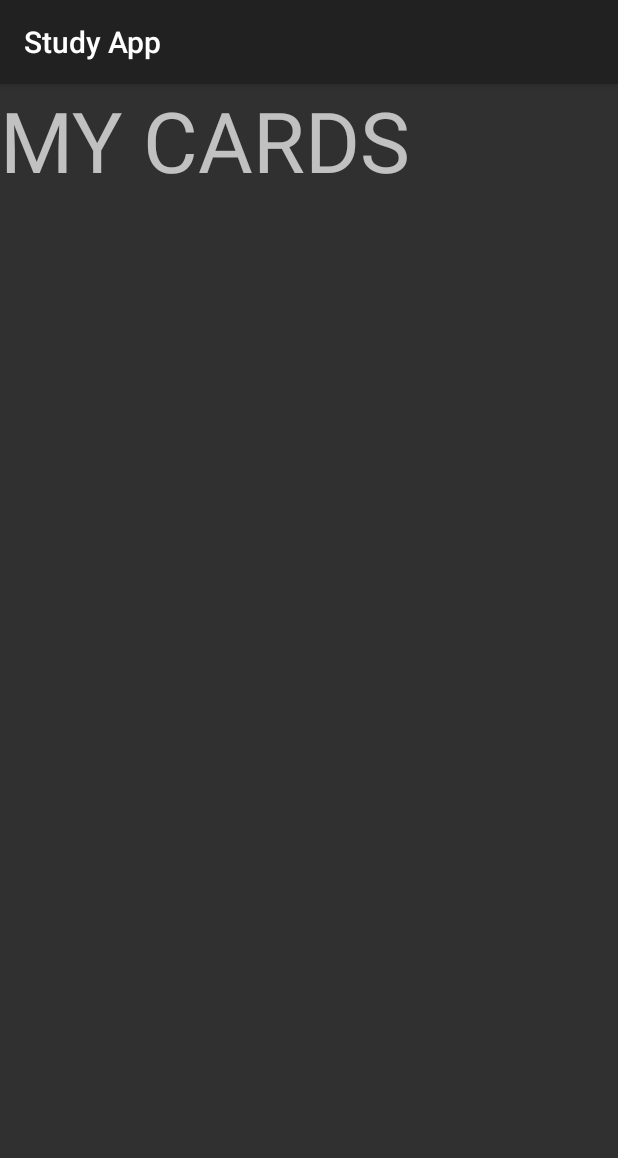
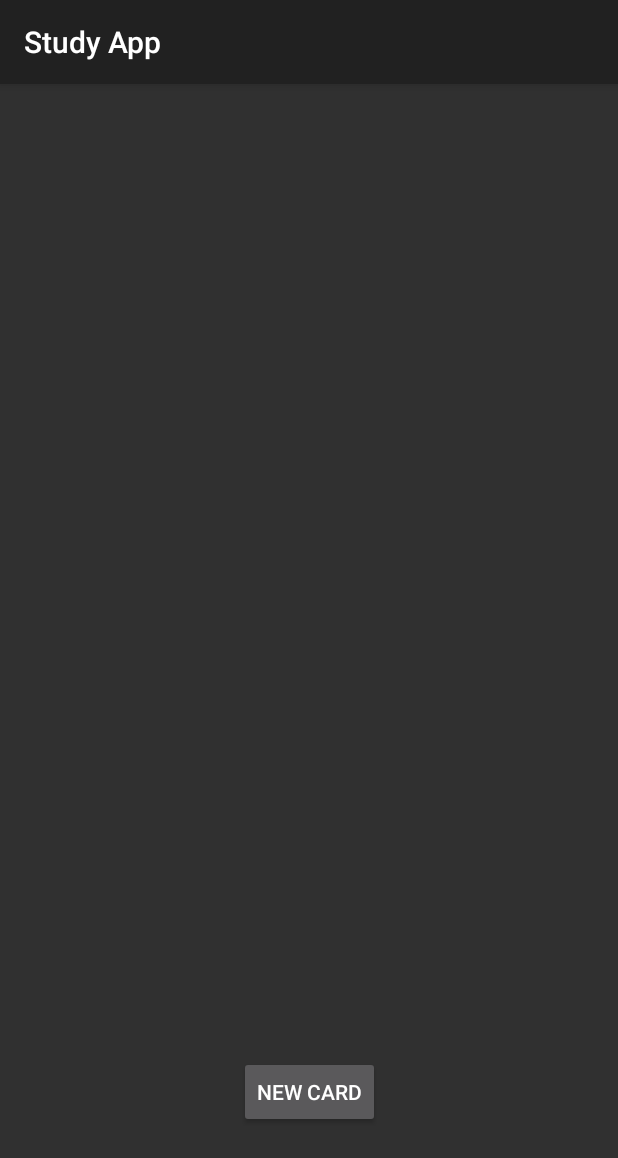
Before and after one commit to jsoutine/StudyApp, an Android app: the MyCards screen opened directly, with no data from a screen before it, on a phone screen of 412 x 824 dp. Shown: the top 1158 px of the screen. Run offline under Robolectric (Android 15) with nearby library versions, the phone set to English and light mode, and no system bars.

Commit message:
functionality of memory cards done

```diff
--- a/app/src/main/java/com/example/android/studyapp/Tools/MemoryCards/MyCards.java
+++ b/app/src/main/java/com/example/android/studyapp/Tools/MemoryCards/MyCards.java
@@ -3,14 +3,95 @@ package com.example.android.studyapp.Tools.MemoryCards;
 import androidx.appcompat.app.AppCompatActivity;
 
 import android.os.Bundle;
+import android.util.Log;
+import android.view.View;
+import android.widget.ImageView;
+import android.widget.TextView;
 
 import com.example.android.studyapp.R;
 
 public class MyCards extends AppCompatActivity {
 
+    boolean onScreen = false;
+    String question = "Hur långt är ett snöre?";
+    String answer = "Fem meter";
+
+
     @Override
     protected void onCreate(Bundle savedInstanceState) {
         super.onCreate(savedInstanceState);
         setContentView(R.layout.activity_my_cards);
+
+        resetCard();
+    }
+
+    public void resetCard (){
+
+        ImageView cardImage = (ImageView) findViewById(R.id.cardImage);
+        TextView cardText = (TextView) findViewById(R.id.cardText);
+        TextView cardText2 = (TextView) findViewById(R.id.cardText2);
+
+        cardText.setText(question);
+        cardText.setAlpha(1);
+        cardText2.setText(answer);
+        cardText2.setAlpha(0);
+
+        cardImage.setY(500);
+        cardImage.setX(-2000);
+
+        cardText.setX(-2000);
+        cardText.setY(800);
+
+
+        cardText2.setY(800);
+
+        cardImage.animate().rotation(-1800).setDuration(0);
+        cardText.animate().rotation(-1800).setDuration(0);
+        cardText2.animate().rotation(-1800).setDuration(0);
+    }
+
+    public void slide(View view){
+
+        Log.i("Info", "New card pressed");
+
+        ImageView cardImage = (ImageView) findViewById(R.id.cardImage);
+        TextView cardText = (TextView) findViewById(R.id.cardText);
+        TextView cardText2 = (TextView) findViewById(R.id.cardText2);
+
+        if (onScreen){
+
+            onScreen = false;
+
+            cardImage.animate().translationYBy(-2000).setDuration(500);
+            cardText.animate().translationYBy(-2000).setDuration(500);
+            cardText2.animate().translationYBy(-2000).setDuration(500);
+
+
+        } else {
+
+            onScreen = true;
+            resetCard();
+            cardText.setText(question);
+            cardImage.animate().translationXBy(2050).setDuration(500);
+            cardText.animate().translationXBy(2300).setDuration(500);
+        }
+
+
+    }
+
+    public void flip (View view){
+
+        Log.i("Info", "Card pressed");
+
+        ImageView cardImage = (ImageView) findViewById(R.id.cardImage);
+        TextView cardText = (TextView) findViewById(R.id.cardText);
+        TextView cardText2 = (TextView) findViewById(R.id.cardText2);
+
+        cardImage.animate().rotation(720).setDuration(1000);
+        cardText.animate().rotation(720).setDuration(1000);
+        cardText2.animate().rotation(720).setDuration(1000);
+
+        cardText.animate().alpha(0).setDuration(1000);
+        cardText2.animate().alpha(1).setDuration(1000);
     }
 }
--- a/app/src/main/res/layout/activity_my_cards.xml
+++ b/app/src/main/res/layout/activity_my_cards.xml
@@ -6,12 +6,60 @@
     android:layout_height="match_parent"
     tools:context=".Tools.MemoryCards.MyCards">
 
-    <TextView
-        android:id="@+id/textView6"
+    <ImageView
+        android:id="@+id/cardImage"
+        android:layout_width="383dp"
+        android:layout_height="281dp"
+        android:layout_marginStart="-2000dp"
+        android:layout_marginLeft="-2000dp"
+        android:layout_marginTop="258dp"
+        android:layout_marginEnd="14dp"
+        android:layout_marginRight="14dp"
+        android:layout_marginBottom="192dp"
+        android:onClick="flip"
+        app:layout_constraintBottom_toBottomOf="parent"
+        app:layout_constraintEnd_toEndOf="parent"
+        app:layout_constraintHorizontal_bias="0.999"
+        app:layout_constraintStart_toStartOf="parent"
+        app:layout_constraintTop_toTopOf="parent"
+        app:layout_constraintVertical_bias="1.0"
+        app:srcCompat="@drawable/blank" />
+
+    <Button
+        android:id="@+id/cardButton"
         android:layout_width="wrap_content"
         android:layout_height="wrap_content"
-        android:text="MY CARDS"
-        android:textAppearance="@style/TextAppearance.AppCompat.Display3"
-        tools:layout_editor_absoluteX="68dp"
-        tools:layout_editor_absoluteY="328dp" />
+        android:onClick="slide"
+        android:text="NEW CARD"
+        app:layout_constraintBottom_toBottomOf="parent"
+        app:layout_constraintEnd_toEndOf="parent"
+        app:layout_constraintStart_toStartOf="parent"
+        app:layout_constraintTop_toBottomOf="@+id/cardImage" />
+
+    <TextView
+        android:id="@+id/cardText"
+        android:layout_width="wrap_content"
+        android:layout_height="wrap_content"
+        android:layout_marginStart="-2000dp"
+        android:layout_marginLeft="-2000dp"
+        android:text="Testing"
+        android:textColor="#000000"
+        app:layout_constraintBottom_toBottomOf="@+id/cardImage"
+        app:layout_constraintEnd_toEndOf="@+id/cardImage"
+        app:layout_constraintStart_toStartOf="parent"
+        app:layout_constraintTop_toTopOf="@+id/cardImage" />
+
+    <TextView
+        android:id="@+id/cardText2"
+        android:layout_width="wrap_content"
+        android:layout_height="wrap_content"
+        android:layout_marginStart="-2000dp"
+        android:layout_marginLeft="-2000dp"
+        android:text="Trying "
+        android:textColor="#000000"
+        app:layout_constraintBottom_toBottomOf="@+id/cardImage"
+        app:layout_constraintEnd_toEndOf="@+id/cardImage"
+        app:layout_constraintStart_toStartOf="parent"
+        app:layout_constraintTop_toTopOf="@+id/cardImage" />
+
 </androidx.constraintlayout.widget.ConstraintLayout>
--- a/build.gradle
+++ b/build.gradle
@@ -7,7 +7,7 @@ buildscript {
 
     }
     dependencies {
-        classpath 'com.android.tools.build:gradle:3.5.3'
+        classpath 'com.android.tools.build:gradle:3.6.1'
 
         // NOTE: Do not place your application dependencies here; they belong
         // in the individual module build.gradle files
```
Also changed, not shown: app/src/main/res/drawable/blank.png (added), app/src/main/res/drawable/check.png (added), gradle/wrapper/gradle-wrapper.properties.
